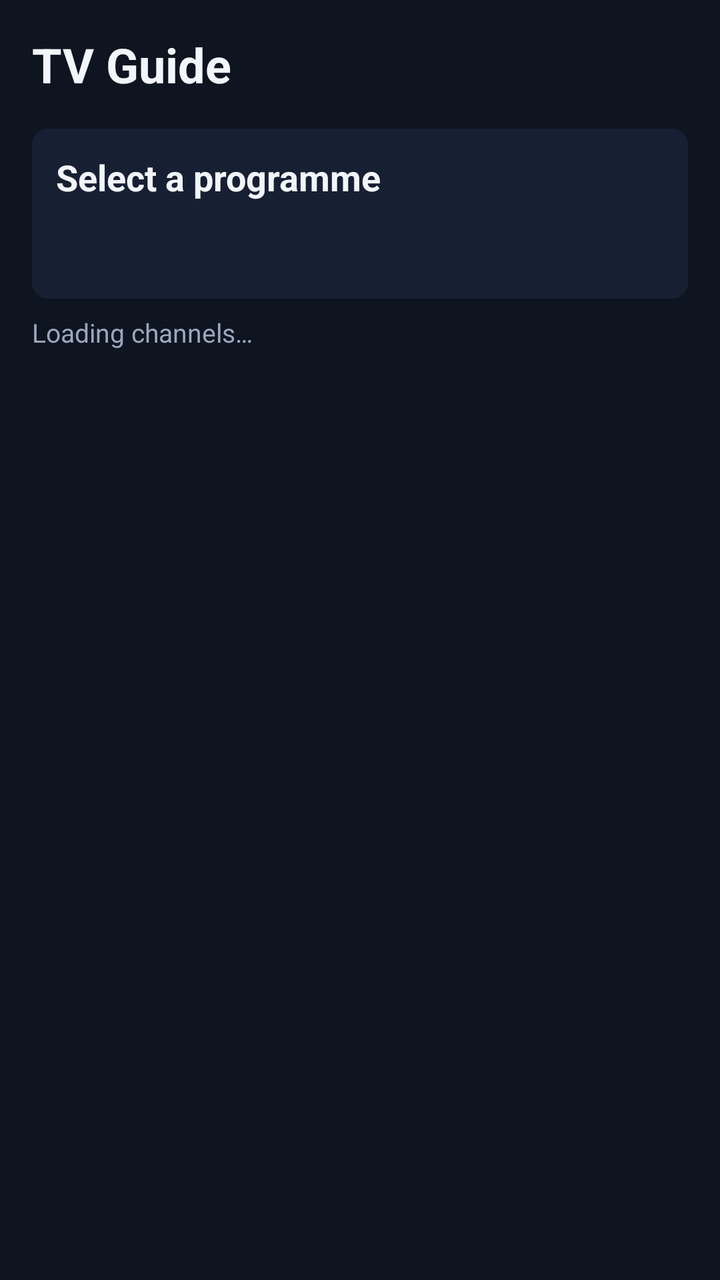
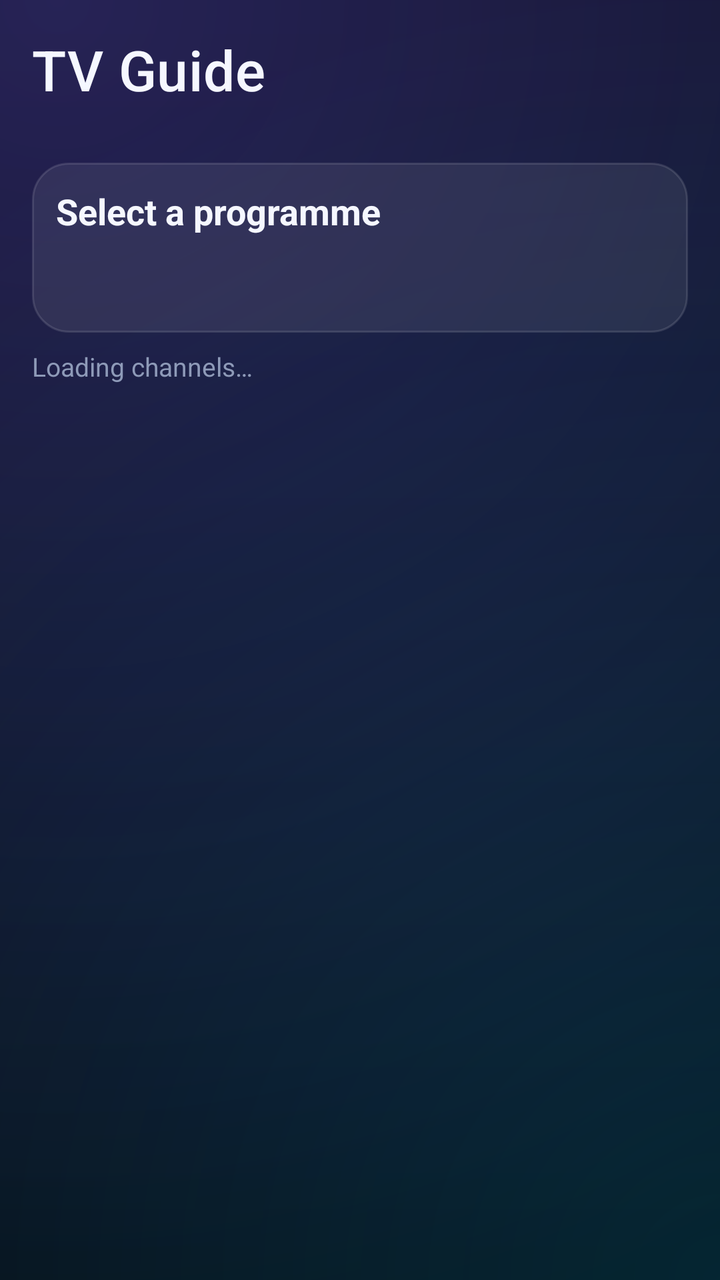

An Android layout rendered at two revisions. The XML below is the earlier revision; the diff shows what the commit changed to produce the second picture.
<!-- AndroidManifest.xml: application theme AppTheme -->
<!-- res/layout/activity_epg_grid.xml -->
<?xml version="1.0" encoding="utf-8"?>
<LinearLayout xmlns:android="http://schemas.android.com/apk/res/android"
    android:layout_width="match_parent"
    android:layout_height="match_parent"
    android:orientation="vertical"
    android:padding="16dp">

    <TextView
        android:id="@+id/title"
        style="@style/Title"
        android:layout_width="match_parent"
        android:layout_height="wrap_content"
        android:text="TV Guide" />

    <androidx.recyclerview.widget.RecyclerView
        android:id="@+id/categories"
        android:layout_width="match_parent"
        android:layout_height="wrap_content"
        android:layout_marginTop="8dp" />

    <LinearLayout
        android:layout_width="match_parent"
        android:layout_height="wrap_content"
        android:layout_marginTop="8dp"
        android:layout_marginBottom="8dp"
        android:background="@drawable/bg_panel"
        android:orientation="vertical"
        android:padding="12dp">

        <TextView
            android:id="@+id/detailTitle"
            android:layout_width="match_parent"
            android:layout_height="wrap_content"
            android:ellipsize="end"
            android:maxLines="1"
            android:text="Select a programme"
            android:textColor="@color/text"
            android:textSize="18sp"
            android:textStyle="bold" />

        <TextView
            android:id="@+id/detailTime"
            android:layout_width="match_parent"
            android:layout_height="wrap_content"
            android:textColor="@color/gold"
            android:textSize="14sp" />

        <TextView
            android:id="@+id/detailDesc"
            android:layout_width="match_parent"
            android:layout_height="wrap_content"
            android:ellipsize="end"
            android:maxLines="2"
            android:textColor="@color/text_dim"
            android:textSize="13sp" />
    </LinearLayout>

    <TextView
        android:id="@+id/status"
        android:layout_width="match_parent"
        android:layout_height="wrap_content"
        android:text="Loading channels…"
        android:textColor="@color/text_dim"
        android:textSize="13sp" />

    <androidx.recyclerview.widget.RecyclerView
        android:id="@+id/rows"
        android:layout_width="match_parent"
        android:layout_height="0dp"
        android:layout_weight="1" />
</LinearLayout>
<!-- resources referenced by this layout -->
<resources>
  <color name="gold">#FFC83D</color>
  <color name="text">#F2F5FA</color>
  <color name="text_dim">#9AA7BD</color>
  <!-- drawable bg_panel (drawable) -->
  <?xml version="1.0" encoding="utf-8"?>
  <shape xmlns:android="http://schemas.android.com/apk/res/android" android:shape="rectangle">
      <solid android:color="@color/panel" />
      <corners android:radius="8dp" />
  </shape>
  <style name="Title">
          <item name="android:textColor">@color/text</item>
          <item name="android:textSize">24sp</item>
          <item name="android:textStyle">bold</item>
      </style>
  <style name="AppTheme" parent="Theme.AppCompat.NoActionBar">
          <item name="colorPrimary">@color/accent</item>
          <item name="colorPrimaryDark">@color/bg</item>
          <item name="colorAccent">@color/accent</item>
          <item name="android:windowBackground">@color/bg</item>
          <item name="android:textColor">@color/text</item>
          <item name="android:textColorPrimary">@color/text</item>
          <item name="android:textColorSecondary">@color/text_dim</item>
          <item name="android:textColorHint">@color/text_dim</item>
          <item name="android:windowFullscreen">true</item>
      </style>
  <color name="panel">#172033</color>
  <color name="accent">#2F9BFF</color>
  <color name="bg">#0E1420</color>
</resources>

<!-- the commit's change to res/layout/activity_epg_grid.xml (unified diff, before → after) -->
@@ -14,6 +14,9 @@
 
     <androidx.recyclerview.widget.RecyclerView
         android:id="@+id/categories"
+        android:clipToPadding="false"
+        android:clipChildren="false"
+        android:padding="6dp"
         android:layout_width="match_parent"
         android:layout_height="wrap_content"
         android:layout_marginTop="8dp" />
<!-- resource entries referenced after the edit -->
@@ -1,32 +1,151 @@
 <!-- resources referenced by this layout -->
 <resources>
-  <color name="gold">#FFC83D</color>
-  <color name="text">#F2F5FA</color>
-  <color name="text_dim">#9AA7BD</color>
+  <color name="gold">#FFC548</color>
+  <color name="text">#F5F7FF</color>
+  <color name="text_dim">#8E9AB8</color>
   <!-- drawable bg_panel (drawable) -->
   <?xml version="1.0" encoding="utf-8"?>
   <shape xmlns:android="http://schemas.android.com/apk/res/android" android:shape="rectangle">
-      <solid android:color="@color/panel" />
-      <corners android:radius="8dp" />
+      <solid android:color="@color/glass" />
+      <corners android:radius="18dp" />
+      <stroke android:width="1dp" android:color="@color/glass_stroke" />
   </shape>
   <style name="Title">
           <item name="android:textColor">@color/text</item>
-          <item name="android:textSize">24sp</item>
-          <item name="android:textStyle">bold</item>
+          <item name="android:textSize">28sp</item>
+          <item name="android:fontFamily">sans-serif-medium</item>
+          <item name="android:letterSpacing">0.01</item>
       </style>
   <style name="AppTheme" parent="Theme.AppCompat.NoActionBar">
           <item name="colorPrimary">@color/accent</item>
           <item name="colorPrimaryDark">@color/bg</item>
-          <item name="colorAccent">@color/accent</item>
-          <item name="android:windowBackground">@color/bg</item>
+          <item name="colorAccent">@color/accent2</item>
+          <item name="colorControlActivated">@color/accent2</item>
+          <item name="android:windowBackground">@drawable/bg_app</item>
           <item name="android:textColor">@color/text</item>
           <item name="android:textColorPrimary">@color/text</item>
           <item name="android:textColorSecondary">@color/text_dim</item>
           <item name="android:textColorHint">@color/text_dim</item>
+          <item name="android:fontFamily">sans-serif</item>
           <item name="android:windowFullscreen">true</item>
+          <item name="alertDialogTheme">@style/DialogTheme</item>
       </style>
-  <color name="panel">#172033</color>
-  <color name="accent">#2F9BFF</color>
-  <color name="bg">#0E1420</color>
+  <color name="glass">#14FFFFFF</color>
+  <color name="glass_stroke">#1FFFFFFF</color>
+  <color name="accent">#7C5CFF</color>
+  <color name="bg">#070A12</color>
+  <color name="accent2">#00D4FF</color>
+  <!-- drawable bg_app (drawable) -->
+  <?xml version="1.0" encoding="utf-8"?>
+  <layer-list xmlns:android="http://schemas.android.com/apk/res/android">
+      <item>
+          <shape android:shape="rectangle">
+              <gradient android:angle="270" android:startColor="#0B1020" android:endColor="#05070D" />
+          </shape>
+      </item>
+      <item>
+          <shape android:shape="rectangle">
+              <gradient android:type="radial" android:centerX="0.08" android:centerY="0.0"
+                  android:gradientRadius="700dp" android:startColor="#3D7C5CFF" android:endColor="#007C5CFF" />
+          </shape>
+      </item>
+      <item>
+          <shape android:shape="rectangle">
+              <gradient android:type="radial" android:centerX="1.0" android:centerY="1.0"
+                  android:gradientRadius="650dp" android:startColor="#2600D4FF" android:endColor="#0000D4FF" />
+          </shape>
+      </item>
+  </layer-list>
+  <style name="DialogTheme" parent="ThemeOverlay.AppCompat.Dialog.Alert">
+          <item name="android:windowBackground">@drawable/bg_dialog</item>
+          <item name="colorAccent">@color/accent2</item>
+          <item name="colorControlActivated">@color/accent2</item>
+          <item name="android:textColorPrimary">@color/text</item>
+          <item name="android:textColor">@color/text</item>
+          <item name="android:textColorSecondary">@color/text_dim</item>
+          <item name="android:listSelector">@drawable/bg_row</item>
+          <item name="buttonBarButtonStyle">@style/DialogButton</item>
+      </style>
+  <!-- drawable bg_dialog (drawable) -->
+  <?xml version="1.0" encoding="utf-8"?>
+  <inset xmlns:android="http://schemas.android.com/apk/res/android" android:inset="16dp">
+      <shape android:shape="rectangle">
+          <gradient android:angle="270" android:startColor="#1A2236" android:endColor="#10152A" />
+          <corners android:radius="22dp" />
+          <stroke android:width="1dp" android:color="#337C5CFF" />
+      </shape>
+  </inset>
+  <!-- drawable bg_row (drawable) -->
+  <?xml version="1.0" encoding="utf-8"?>
+  <selector xmlns:android="http://schemas.android.com/apk/res/android">
+      <item android:state_focused="true">
+          <shape android:shape="rectangle">
+              <gradient android:angle="0" android:startColor="@color/accent" android:endColor="@color/accent2" />
+              <corners android:radius="12dp" />
+              <stroke android:width="2dp" android:color="#E6FFFFFF" />
+          </shape>
+      </item>
+      <item android:state_pressed="true">
+          <shape android:shape="rectangle">
+              <gradient android:angle="0" android:startColor="@color/accent_dark" android:endColor="@color/accent" />
+              <corners android:radius="12dp" />
+          </shape>
+      </item>
+      <item android:state_activated="true">
+          <shape android:shape="rectangle">
+              <solid android:color="#337C5CFF" />
+              <corners android:radius="12dp" />
+              <stroke android:width="1.5dp" android:color="@color/accent" />
+          </shape>
+      </item>
+      <item>
+          <shape android:shape="rectangle">
+              <solid android:color="#00000000" />
+              <corners android:radius="12dp" />
+              <stroke android:width="1dp" android:color="#00000000" />
+          </shape>
+      </item>
+  </selector>
+  <style name="DialogButton" parent="Widget.AppCompat.Button.ButtonBar.AlertDialog">
+          <item name="android:textColor">@color/accent2</item>
+          <item name="android:textAllCaps">false</item>
+          <item name="android:textSize">16sp</item>
+          <item name="android:background">@drawable/bg_button</item>
+          <item name="android:layout_marginLeft">8dp</item>
+          <item name="android:paddingLeft">20dp</item>
+          <item name="android:paddingRight">20dp</item>
+      </style>
+  <color name="accent_dark">#5A3FE0</color>
+  <!-- drawable bg_button (drawable) -->
+  <?xml version="1.0" encoding="utf-8"?>
+  <selector xmlns:android="http://schemas.android.com/apk/res/android">
+      <item android:state_focused="true">
+          <shape android:shape="rectangle">
+              <gradient android:angle="0" android:startColor="@color/accent" android:endColor="@color/accent2" />
+              <corners android:radius="24dp" />
+              <stroke android:width="2dp" android:color="#E6FFFFFF" />
+          </shape>
+      </item>
+      <item android:state_pressed="true">
+          <shape android:shape="rectangle">
+              <gradient android:angle="0" android:startColor="@color/accent_dark" android:endColor="@color/accent" />
+              <corners android:radius="24dp" />
+          </shape>
+      </item>
+      <item android:state_activated="true">
+          <shape android:shape="rectangle">
+              <solid android:color="#337C5CFF" />
+              <corners android:radius="24dp" />
+              <stroke android:width="1.5dp" android:color="@color/accent" />
+          </shape>
+      </item>
+      <item>
+          <shape android:shape="rectangle">
+              <solid android:color="@color/glass" />
+              <corners android:radius="24dp" />
+              <stroke android:width="1dp" android:color="@color/glass_stroke" />
+          </shape>
+      </item>
+  </selector>
 </resources>
 
